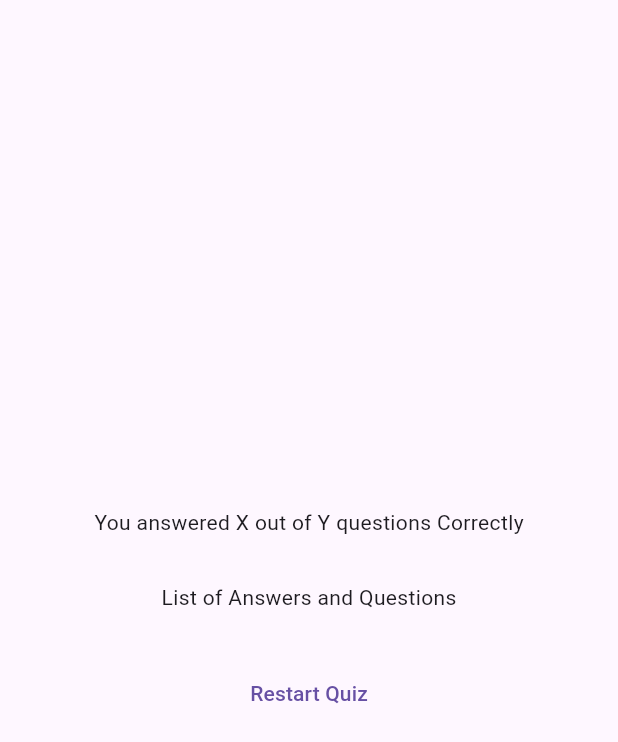
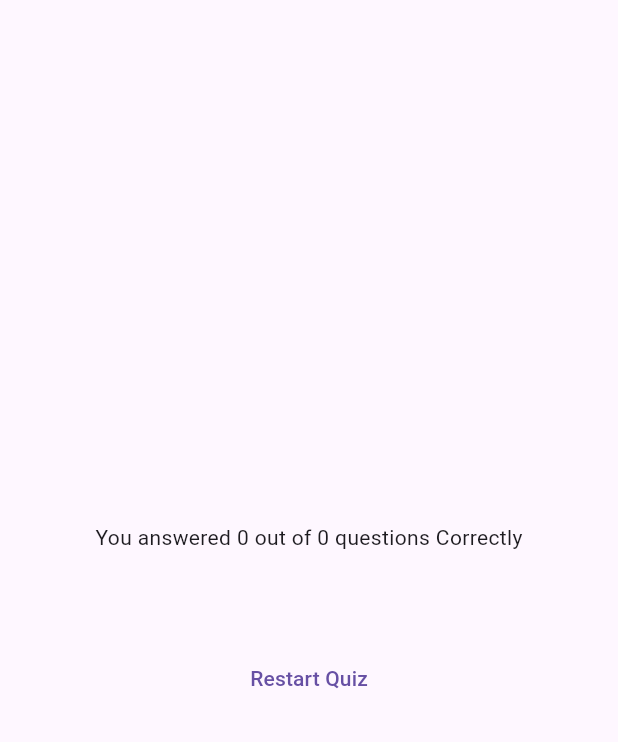
Before and after one commit to xohajrahox/quiz_app, a Flutter app: the ResultsScreen widget shown alone on an empty page, opened directly with empty values, on a phone screen of 412 x 824 dp. Shown: the top 742 px of the screen. Run offline on Flutter 3.47's test engine with Material 3 defaults, Android fonts, the phone set to English and light mode, and no system bars; our stand-ins replace google_fonts.

Commit message:
Created question summary widget and loaded on results screen

```diff
--- a/lib/data/questions.dart
+++ b/lib/data/questions.dart
@@ -5,8 +5,8 @@ const questions = [
     'Which of the following are not MMA fighters?'
     ,
     [
-      'Islam Makhachev',//Correct Answer
-      'Dwayne Johnson',
+      'Islam Makhachev',
+      'Dwayne Johnson',//Correct Answer
       'Paddy Pimblett',
       'Khabib Nurmagomedov',
     ]
--- a/lib/quiz.dart
+++ b/lib/quiz.dart
@@ -1,8 +1,8 @@
-//quiz.dart
 import 'package:flutter/material.dart';
 import 'package:quiz_app/data/questions.dart';
 import 'package:quiz_app/questions_screen.dart';
 import 'package:quiz_app/start_screen.dart';
+import 'package:quiz_app/results_screen.dart';
 
 class Quiz extends StatefulWidget {
   const Quiz({super.key});
--- a/lib/results_screen.dart
+++ b/lib/results_screen.dart
@@ -1,12 +1,36 @@
 import 'package:flutter/material.dart';
+import 'package:quiz_app/data/questions.dart';
+import 'package:quiz_app/question_summary.dart';
 
 class ResultsScreen extends StatelessWidget{
   const ResultsScreen({super.key, required this.chosenAnswers});
 
   final List<String> chosenAnswers;
+
+  List<Map<String, Object>> getSummaryData(){
+    List<Map<String, Object>> summary = [];
+    for(var i = 0;i < chosenAnswers.length;i++){
+      summary.add({
+        'question_index':i,
+        'question':questions[i].question,
+        'correct_answer': questions[i].answers[0],
+        'user_answer':chosenAnswers[i]
+      });
+    }
+    return summary;
+  }
+
+
   @override
   Widget build(context)
   {
+    final summaryData = getSummaryData();
+    final numTotalQuestions = getSummaryData().length;
+    final numTotalCorrect = summaryData.where(
+      (data) {
+        return data['correct_answer'] == data['user_answer'];
+      }
+    ).length;
     return SizedBox(
       width: double.infinity,
       child: Container(
@@ -14,9 +38,9 @@ class ResultsScreen extends StatelessWidget{
         child:  Column(
           mainAxisAlignment: MainAxisAlignment.center,
           children:  [
-            const Text('You answered X out of Y questions Correctly'),
+            Text('You answered $numTotalCorrect out of $numTotalQuestions questions Correctly'),
             const SizedBox(height:30,),
-            const Text('List of Answers and Questions'),
+            QuestionSummary(summaryData: summaryData),
             const SizedBox(height:30,),
             TextButton(
               onPressed: (){},
```
Also changed, not shown: lib/question_summary.dart (added, +31 -0 lines).
